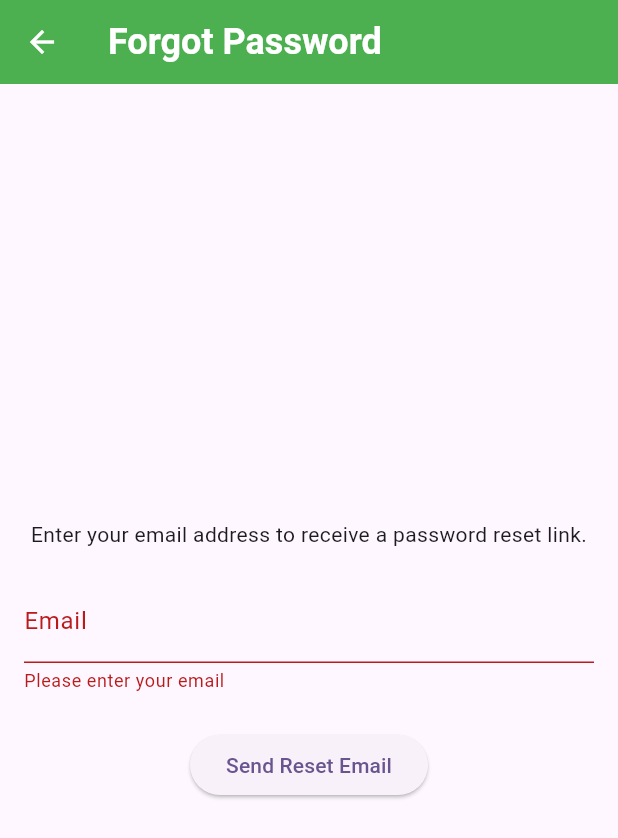
After one commit to KooshaPari/hoohacks, a Flutter app: the ForgotPasswordPage screen opened directly, after a tap on "Send Reset Email", on a phone screen of 412 x 824 dp. The commit adds this screen. Shown: the top 838 px of the screen. Run offline on Flutter 3.47's test engine with Material 3 defaults, Android fonts, the light colour scheme and no system bars; our stand-ins replace fl_chart; missing offline and left inert: health.

Commit message:
added forgot password page

```diff
--- /dev/null
+++ b/healthsync/lib/src/pages/forgot_password_page.dart
@@ -0,0 +1,88 @@
+import 'package:flutter/material.dart';
+
+class ForgotPasswordPage extends StatefulWidget {
+  const ForgotPasswordPage({super.key});
+
+  @override
+  State<ForgotPasswordPage> createState() => _ForgotPasswordPageState();
+}
+
+class _ForgotPasswordPageState extends State<ForgotPasswordPage> {
+  final _formKey = GlobalKey<FormState>();
+  final _emailController = TextEditingController();
+  bool _emailSent = false;
+
+  void _sendResetEmail() {
+    if (_formKey.currentState!.validate()) {
+      final email = _emailController.text;
+      // In a real app, you would implement email sending logic here.
+      // For now, just simulate success and show a message.
+      setState(() {
+        _emailSent = true;
+      });
+      ScaffoldMessenger.of(context).showSnackBar(
+        SnackBar(content: Text('Password reset email requested for $email (stub)')),
+      );
+      // Optionally, navigate back or disable the button after sending
+    }
+  }
+
+   @override
+  void dispose() {
+    _emailController.dispose();
+    super.dispose();
+  }
+
+  @override
+  Widget build(BuildContext context) {
+    return Scaffold(
+      appBar: AppBar(
+        title: const Text('Forgot Password'),
+        backgroundColor: Colors.green, // Consistent AppBar color
+        titleTextStyle: const TextStyle(
+          fontSize: 24,
+          color: Colors.white,
+          fontWeight: FontWeight.bold,
+        ),
+         iconTheme: const IconThemeData(
+          color: Colors.white, // Set back button color to white
+        ),
+      ),
+      body: Padding(
+        padding: const EdgeInsets.all(16.0),
+        child: Form(
+          key: _formKey,
+          child: Column(
+            mainAxisAlignment: MainAxisAlignment.center,
+            children: <Widget>[
+              const Text(
+                'Enter your email address to receive a password reset link.',
+                textAlign: TextAlign.center,
+              ),
+              const SizedBox(height: 20),
+              TextFormField(
+                controller: _emailController,
+                decoration: const InputDecoration(labelText: 'Email'),
+                keyboardType: TextInputType.emailAddress,
+                validator: (value) {
+                  if (value == null || value.isEmpty) {
+                    return 'Please enter your email';
+                  }
+                   if (!RegExp(r'^[^@]+@[^@]+\.[^@]+').hasMatch(value)) {
+                     return 'Please enter a valid email address';
+                  }
+                  return null;
+                },
+              ),
+              const SizedBox(height: 24),
+              ElevatedButton(
+                onPressed: _emailSent ? null : _sendResetEmail, // Disable button after sending
+                child: Text(_emailSent ? 'Reset Email Sent' : 'Send Reset Email'),
+              ),
+            ],
+          ),
+        ),
+      ),
+    );
+  }
+}
--- a/healthsync/lib/src/pages/login_page.dart
+++ b/healthsync/lib/src/pages/login_page.dart
@@ -1,6 +1,7 @@
 import 'package:flutter/material.dart';
 import 'package:healthsync/main.dart'; // Import NavBarController
 import 'package:healthsync/src/pages/create_account_page.dart'; // Import CreateAccountPage
+import 'package:healthsync/src/pages/forgot_password_page.dart'; // Import ForgotPasswordPage
 
 class LoginPage extends StatefulWidget {
   const LoginPage({super.key});
@@ -43,6 +44,13 @@ class _LoginPageState extends State<LoginPage> {
       MaterialPageRoute(builder: (context) => const CreateAccountPage()),
     );
   }
+
+ void _navigateToForgotPassword() {
+   Navigator.push(
+     context,
+     MaterialPageRoute(builder: (context) => const ForgotPasswordPage()),
+   );
+ }
 
   @override
   void dispose() {
@@ -114,6 +122,10 @@ class _LoginPageState extends State<LoginPage> {
                 onPressed: _navigateToCreateAccount,
                 child: const Text('Create Account'),
               ),
+              TextButton( // Add Forgot Password button
+                onPressed: _navigateToForgotPassword,
+                child: const Text('Forgot Password?'),
+              ),
             ],
           ),
         ),
```
